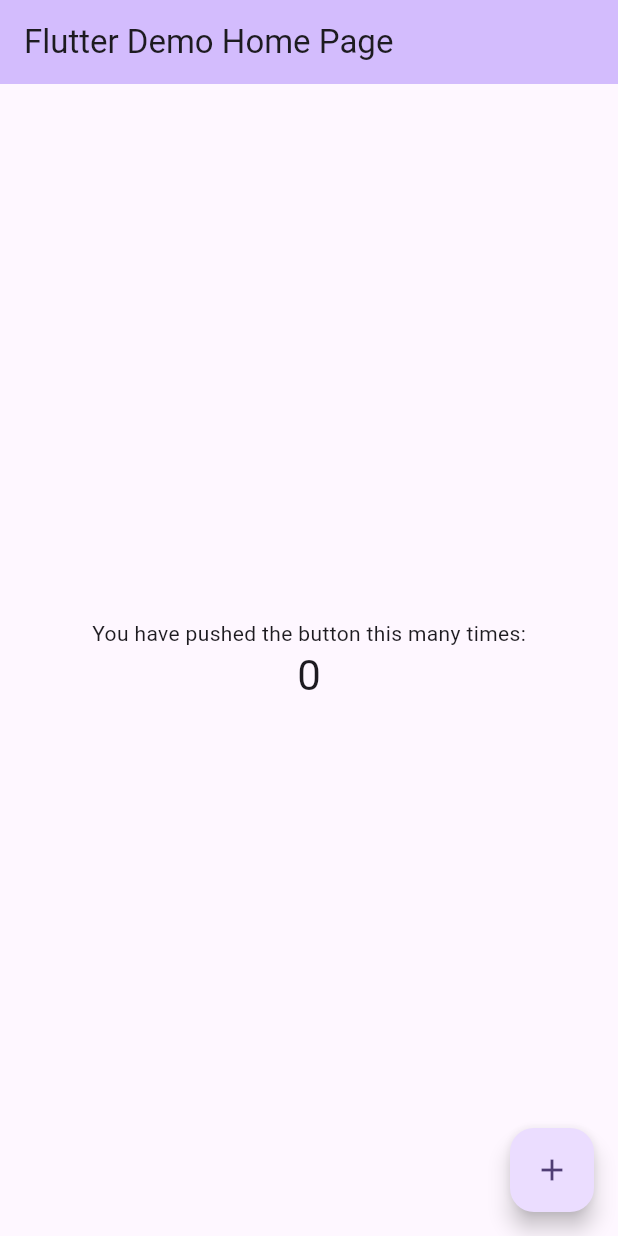
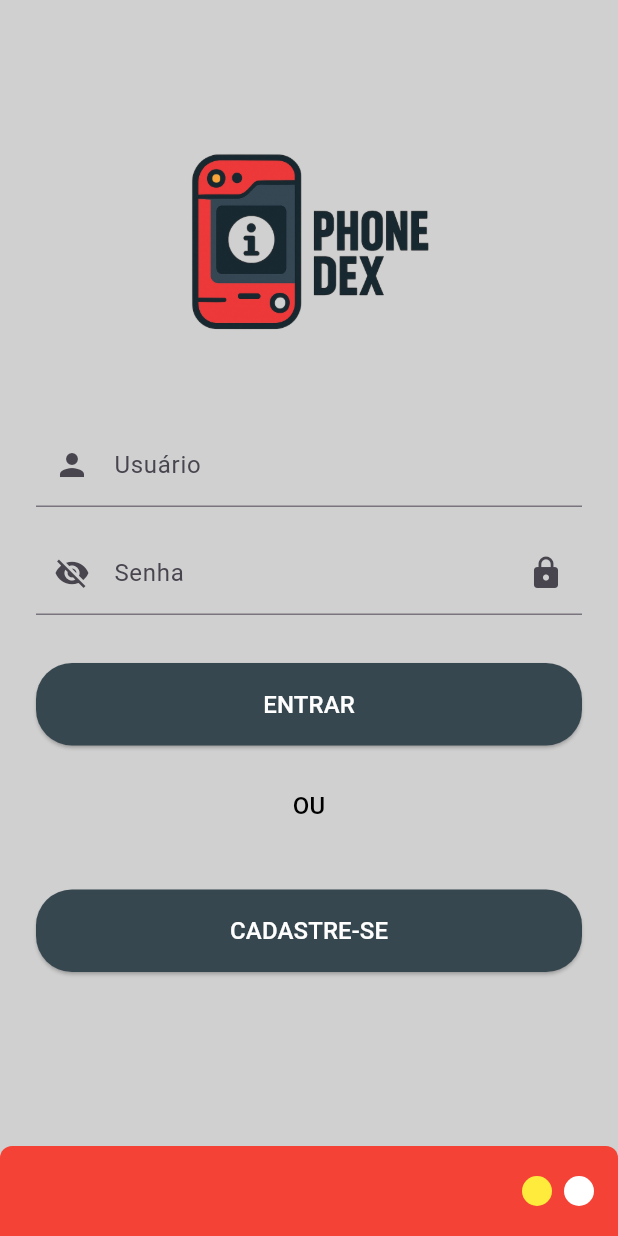
Before and after one commit to ian-veiga/PhoneDex, a Flutter app: the screen it shows after launch, on a phone screen of 412 x 824 dp. Run offline on Flutter 3.47's test engine with Material 3 defaults, Android fonts, the phone set to English and light mode, and no system bars.

Commit message:
adicionando tela de login e cadastro

```diff
--- /dev/null
+++ b/lib/components/custom_bottom_bar.dart
@@ -0,0 +1,40 @@
+import 'package:flutter/material.dart';
+
+class CustomBottomBar extends StatelessWidget {
+  const CustomBottomBar({Key? key}) : super(key: key);
+
+  @override
+  Widget build(BuildContext context) {
+    return Container(
+      height: 60,
+      decoration: const BoxDecoration(
+        color: Colors.red,
+        borderRadius: BorderRadius.vertical(top: Radius.circular(8)),
+      ),
+      child: Row(
+        mainAxisAlignment: MainAxisAlignment.end,
+        children: [
+          const SizedBox(width: 16),
+          Container(
+            width: 20,
+            height: 20,
+            decoration: const BoxDecoration(
+              shape: BoxShape.circle,
+              color: Colors.yellow,
+            ),
+          ),
+          const SizedBox(width: 8),
+          Container(
+            width: 20,
+            height: 20,
+            decoration: const BoxDecoration(
+              shape: BoxShape.circle,
+              color: Colors.white,
+            ),
+          ),
+          const SizedBox(width: 16),
+        ],
+      ),
+    );
+  }
+}
--- a/lib/main.dart
+++ b/lib/main.dart
@@ -1,122 +1,31 @@
 import 'package:flutter/material.dart';
+import 'package:pphonedex/screens/register_screen.dart';
+import 'package:pphonedex/screens/splash_screen.dart';
+import 'package:pphonedex/components/custom_bottom_bar.dart';
+import 'package:pphonedex/screens/login_screen.dart';
+
 
 void main() {
-  runApp(const MyApp());
+  runApp(const PhoneDexApp());
 }
 
-class MyApp extends StatelessWidget {
-  const MyApp({super.key});
+class PhoneDexApp extends StatelessWidget {
+  const PhoneDexApp({Key? key}) : super(key: key);
 
-  // This widget is the root of your application.
   @override
   Widget build(BuildContext context) {
     return MaterialApp(
-      title: 'Flutter Demo',
+      title: 'PhoneDex',
       theme: ThemeData(
-        // This is the theme of your application.
-        //
-        // TRY THIS: Try running your application with "flutter run". You'll see
-        // the application has a purple toolbar. Then, without quitting the app,
-        // try changing the seedColor in the colorScheme below to Colors.green
-        // and then invoke "hot reload" (save your changes or press the "hot
-        // reload" button in a Flutter-supported IDE, or press "r" if you used
-        // the command line to start the app).
-        //
-        // Notice that the counter didn't reset back to zero; the application
-        // state is not lost during the reload. To reset the state, use hot
-        // restart instead.
-        //
-        // This works for code too, not just values: Most code changes can be
-        // tested with just a hot reload.
-        colorScheme: ColorScheme.fromSeed(seedColor: Colors.deepPurple),
+        primarySwatch: Colors.red,
+        scaffoldBackgroundColor: const Color(0xFFD0D0D0),
       ),
-      home: const MyHomePage(title: 'Flutter Demo Home Page'),
+      initialRoute: '/',
+      routes: {
+        '/': (_) => const SplashScreen(),
+        '/login': (_) => const LoginScreen(),
+        '/register': (_) => const RegisterScreen(),
+      },
     );
   }
 }
-
-class MyHomePage extends StatefulWidget {
-  const MyHomePage({super.key, required this.title});
-
-  // This widget is the home page of your application. It is stateful, meaning
-  // that it has a State object (defined below) that contains fields that affect
-  // how it looks.
-
-  // This class is the configuration for the state. It holds the values (in this
-  // case the title) provided by the parent (in this case the App widget) and
-  // used by the build method of the State. Fields in a Widget subclass are
-  // always marked "final".
-
-  final String title;
-
-  @override
-  State<MyHomePage> createState() => _MyHomePageState();
-}
-
-class _MyHomePageState extends State<MyHomePage> {
-  int _counter = 0;
-
-  void _incrementCounter() {
-    setState(() {
-      // This call to setState tells the Flutter framework that something has
-      // changed in this State, which causes it to rerun the build method below
-      // so that the display can reflect the updated values. If we changed
-      // _counter without calling setState(), then the build method would not be
-      // called again, and so nothing would appear to happen.
-      _counter++;
-    });
-  }
-
-  @override
-  Widget build(BuildContext context) {
-    // This method is rerun every time setState is called, for instance as done
-    // by the _incrementCounter method above.
-    //
-    // The Flutter framework has been optimized to make rerunning build methods
-    // fast, so that you can just rebuild anything that needs updating rather
-    // than having to individually change instances of widgets.
-    return Scaffold(
-      appBar: AppBar(
-        // TRY THIS: Try changing the color here to a specific color (to
-        // Colors.amber, perhaps?) and trigger a hot reload to see the AppBar
-        // change color while the other colors stay the same.
-        backgroundColor: Theme.of(context).colorScheme.inversePrimary,
-        // Here we take the value from the MyHomePage object that was created by
-        // the App.build method, and use it to set our appbar title.
-        title: Text(widget.title),
-      ),
-      body: Center(
-        // Center is a layout widget. It takes a single child and positions it
-        // in the middle of the parent.
-        child: Column(
-          // Column is also a layout widget. It takes a list of children and
-          // arranges them vertically. By default, it sizes itself to fit its
-          // children horizontally, and tries to be as tall as its parent.
-          //
-          // Column has various properties to control how it sizes itself and
-          // how it positions its children. Here we use mainAxisAlignment to
-          // center the children vertically; the main axis here is the vertical
-          // axis because Columns are vertical (the cross axis would be
-          // horizontal).
-          //
-          // TRY THIS: Invoke "debug painting" (choose the "Toggle Debug Paint"
-          // action in the IDE, or press "p" in the console), to see the
-          // wireframe for each widget.
-          mainAxisAlignment: MainAxisAlignment.center,
-          children: <Widget>[
-            const Text('You have pushed the button this many times:'),
-            Text(
-              '$_counter',
-              style: Theme.of(context).textTheme.headlineMedium,
-            ),
-          ],
-        ),
-      ),
-      floatingActionButton: FloatingActionButton(
-        onPressed: _incrementCounter,
-        tooltip: 'Increment',
-        child: const Icon(Icons.add),
-      ), // This trailing comma makes auto-formatting nicer for build methods.
-    );
-  }
-}
--- /dev/null
+++ b/lib/screens/login_screen.dart
@@ -0,0 +1,143 @@
+import 'package:flutter/material.dart';
+import 'package:pphonedex/components/custom_bottom_bar.dart';
+
+
+class LoginScreen extends StatefulWidget {
+  const LoginScreen({Key? key}) : super(key: key);
+
+  @override
+  _LoginScreenState createState() => _LoginScreenState();
+}
+
+class _LoginScreenState extends State<LoginScreen> {
+  final _formKey = GlobalKey<FormState>();
+  bool _hidePassword = true;
+
+  @override
+  Widget build(BuildContext context) {
+    // Captura o tamanho da tela
+    final screenSize = MediaQuery.of(context).size;
+    // Define um tamanho relativo (por ex. 25% da largura)
+    final logoWidth  = screenSize.width * 0.5;
+    final logoHeight = logoWidth; // mantém quadrado
+    return Scaffold(
+      body: Stack(
+        children: [
+          Padding(
+            padding: const EdgeInsets.symmetric(horizontal: 24.0),
+            child: Column(
+              children: [
+                const SizedBox(height: 60),
+                  Image.asset(
+                  'assets/images/logo_com_nome.png',
+                  width: logoWidth,
+                  height: logoHeight ,
+                ),
+                  const SizedBox(height: 16),
+
+                Form(
+                  key: _formKey,
+                  child: Column(
+                    crossAxisAlignment: CrossAxisAlignment.stretch,
+                    children: [
+                      TextFormField(
+                        decoration: const InputDecoration(
+                          labelText: 'Usuário',
+                          prefixIcon: Icon(Icons.person),
+                          border: UnderlineInputBorder(),
+                        ),
+                        validator: (val) =>
+                            val == null || val.isEmpty ? 'Informe seu usuário' : null,
+                      ),
+                      const SizedBox(height: 16),
+                      TextFormField(
+                        obscureText: _hidePassword,
+                        decoration: InputDecoration(
+                          labelText: 'Senha',
+                          prefixIcon: Icon(_hidePassword
+                              ? Icons.visibility_off
+                              : Icons.visibility),
+                          suffixIcon: IconButton(
+                            icon: Icon(_hidePassword
+                                ? Icons.lock
+                                : Icons.lock_open),
+                            onPressed: () {
+                              setState(() => _hidePassword = !_hidePassword);
+                            },
+                          ),
+                          border: const UnderlineInputBorder(),
+                        ),
+                        validator: (val) =>
+                            val == null || val.isEmpty ? 'Informe sua senha' : null,
+                      ),
+                      const SizedBox(height: 32),
+                      ElevatedButton(
+                        onPressed: () {
+                          if (_formKey.currentState!.validate()) {
+                            // login
+                          }
+                        },
+                        style: ElevatedButton.styleFrom(
+                          backgroundColor: Colors.blueGrey[800],
+                          shape: RoundedRectangleBorder(
+                            borderRadius: BorderRadius.circular(24),
+                          ),
+                          padding: const EdgeInsets.symmetric(vertical: 16.0),
+                        ),
+                        child: const Text('ENTRAR',
+                          style: TextStyle(
+                            color: Colors.white,
+                            fontSize: 16,
+                            fontWeight: FontWeight.w500,
+                          ),
+                        ),
+                      ),
+                      const SizedBox(height: 16),
+                      Center(child: TextButton(
+                        onPressed: () => Navigator.pushNamed(context, '/register'),
+                        child: const Text('OU',
+                          style: TextStyle(
+                            color: Colors.black,
+                            fontSize: 16,
+                            fontWeight: FontWeight.w500,
+                          ),
+                        )
+
+                      )),
+                      const SizedBox(height: 32),
+                      ElevatedButton(
+                        onPressed: () {
+                           Navigator.pushNamed(context, '/register');
+                        },
+                        style: ElevatedButton.styleFrom(
+                          backgroundColor: Colors.blueGrey[800],
+                          shape: RoundedRectangleBorder(
+                            borderRadius: BorderRadius.circular(24),
+                          ),
+                          padding: const EdgeInsets.symmetric(vertical: 16.0),
+                        ),
+                        child: const Text('CADASTRE-SE',
+                          style: TextStyle(
+                            color: Colors.white,
+                            fontSize: 16,
+                            fontWeight: FontWeight.w500,
+                          ),
+                        ),
+                      ),
+                    ],
+
+                  ),
+                ),
+                const Spacer(flex: 3),
+              ],
+            ),
+          ),
+          const Align(
+            alignment: Alignment.bottomCenter,
+            child: CustomBottomBar(),
+          ),
+        ],
+      ),
+    );
+  }
+}
--- a/pubspec.yaml
+++ b/pubspec.yaml
@@ -58,9 +58,8 @@ flutter:
   uses-material-design: true
 
   # To add assets to your application, add an assets section, like this:
-  # assets:
-  #   - images/a_dot_burr.jpeg
-  #   - images/a_dot_ham.jpeg
+  assets:
+   - assets/images/logo_com_nome.png
 
   # An image asset can refer to one or more resolution-specific "variants", see
   # https://flutter.dev/to/resolution-aware-images
```
Also changed, not shown: lib/screens/register_screen.dart (added, +154 -0 lines), lib/screens/splash_screen.dart (added, +45 -0 lines), assets/images/logo_com_nome.png (added), 1 other file.
